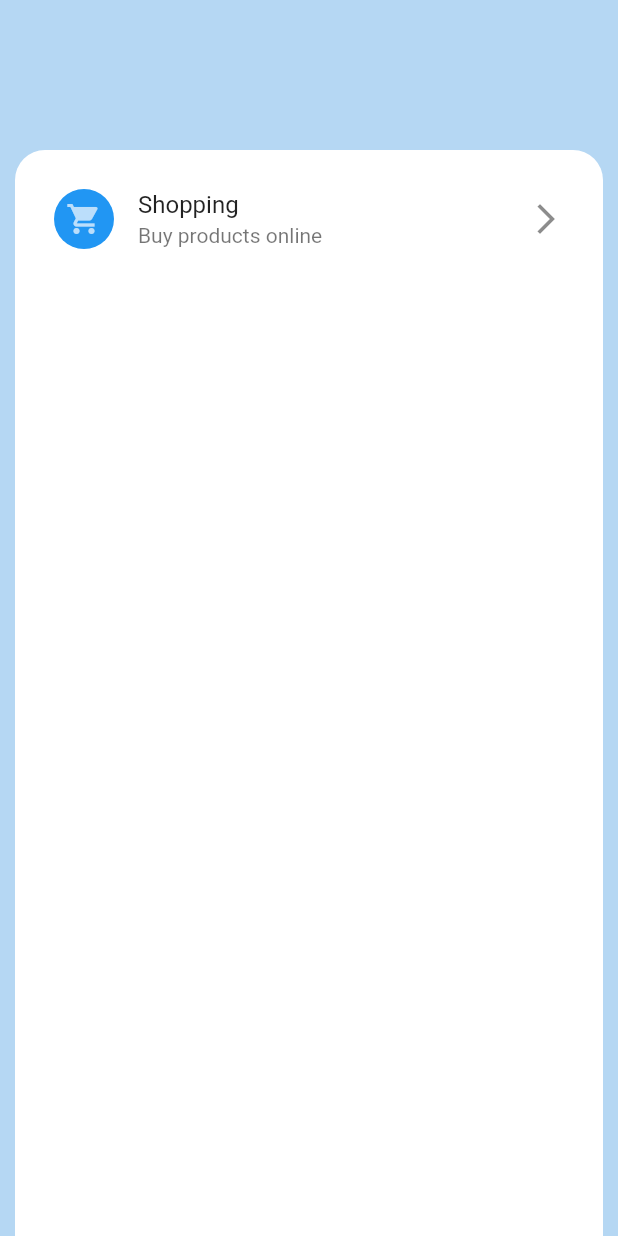
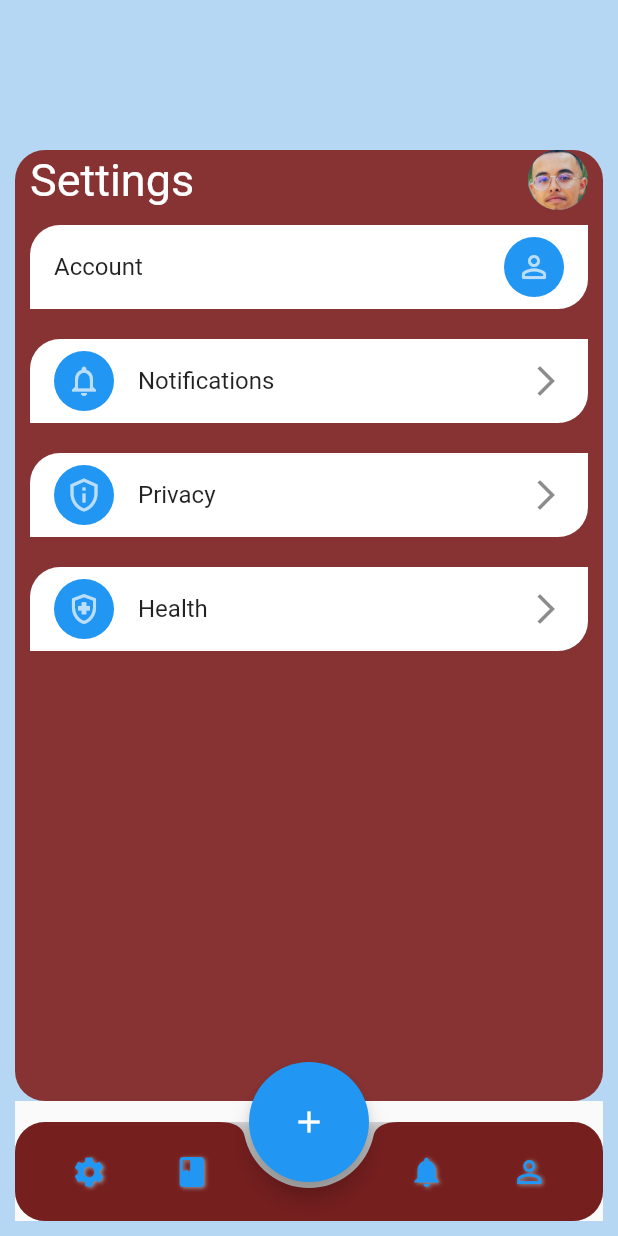
Before and after one commit to octorose/D.one, a Flutter app: the SetteingPage screen opened directly, on a phone screen of 412 x 824 dp. Run offline on Flutter 3.47's test engine with Material 2 defaults, Android fonts, the phone set to English and light mode, and no system bars; our stand-ins replace google_sign_in, local_auth, percent_indicator, shared_preferences; missing offline and left inert: horizontal_center_date_picker, tab_container; accounts and stored records are empty.

Commit message:
setting header

```diff
--- /dev/null
+++ b/lib/Widgets/bottombar2.dart
@@ -0,0 +1,130 @@
+import 'package:flutter/material.dart';
+import 'package:flutter_application_1/screens/add_menu.dart';
+import 'package:flutter_application_1/screens/menu.dart';
+import 'dart:math';
+
+String generateRandomString(int len) {
+  var r = Random();
+  return String.fromCharCodes(
+      List.generate(len, (index) => r.nextInt(33) + 89));
+}
+
+class bottonbar extends StatefulWidget {
+  String? text;
+  bottonbar({Key? key, this.text}) : super(key: key);
+
+  @override
+  State<bottonbar> createState() => _bottonbarState();
+}
+
+class _bottonbarState extends State<bottonbar> {
+  @override
+  void initState() {
+    super.initState();
+  }
+
+  Widget build(BuildContext context) {
+    return Container(
+      margin: EdgeInsets.only(bottom: 10, left: 10.0, right: 10.0),
+      height: 80,
+      width: 80,
+      child: Scaffold(
+        floatingActionButtonLocation: FloatingActionButtonLocation.centerDocked,
+        floatingActionButton: Container(
+          height: 80,
+          width: 80,
+          child: FloatingActionButton(
+            heroTag: generateRandomString(5),
+            // widget.text,
+            onPressed: () {
+              Navigator.push(
+                context,
+                MaterialPageRoute(builder: (context) => add()),
+              );
+            },
+            child: const Icon(Icons.add),
+          ),
+        ),
+        bottomNavigationBar: ClipRRect(
+          borderRadius: BorderRadius.only(
+            topLeft: Radius.circular(20.0),
+            topRight: Radius.circular(20.0),
+            bottomLeft: Radius.circular(20.0),
+            bottomRight: Radius.circular(20.0),
+          ),
+          child: Container(
+            decoration: BoxDecoration(
+              boxShadow: [
+                BoxShadow(
+                  color: Colors.grey.withOpacity(0.5),
+                  spreadRadius: 5,
+                  blurRadius: 7,
+                  offset: const Offset(0, 3), // changes position of shadow
+                ),
+              ],
+            ),
+            child: BottomAppBar(
+              // elevation: 10,
+              shape: CircularNotchedRectangle(),
+              color: Color.fromARGB(255, 118, 31, 31),
+              child: IconTheme(
+                data: IconThemeData(
+                  color: Colors.blue,
+                  shadows: <Shadow>[
+                    Shadow(
+                      offset: Offset(1.0, 1.0),
+                      blurRadius: 3.0,
+                      color: Colors.grey,
+                    ),
+                  ],
+                ),
+                child: Padding(
+                  padding: const EdgeInsets.all(9.0),
+                  child: Row(
+                    mainAxisAlignment: MainAxisAlignment.spaceAround,
+                    children: [
+                      IconButton(
+                        highlightColor: Colors.transparent,
+                        splashColor: Colors.transparent,
+                        onPressed: () {
+                          print("4");
+                        },
+                        icon: const Icon(Icons.settings),
+                      ),
+                      IconButton(
+                        highlightColor: Colors.transparent,
+                        splashColor: Colors.transparent,
+                        onPressed: () {
+                          print("3");
+                        },
+                        icon: const Icon(Icons.book),
+                        padding: EdgeInsets.only(right: 50.0),
+                      ),
+                      IconButton(
+                        highlightColor: Colors.transparent,
+                        splashColor: Colors.transparent,
+                        onPressed: () {
+                          print("2");
+                        },
+                        icon: const Icon(Icons.notifications),
+                        padding: EdgeInsets.only(left: 50.0),
+                      ),
+                      IconButton(
+                        highlightColor: Colors.transparent,
+                        splashColor: Colors.transparent,
+                        onPressed: () {
+                          print("1");
+                        },
+                        icon: const Icon(Icons.person_outline),
+                      ),
+                    ],
+                  ),
+                ),
+              ),
+            ),
+          ),
+        ),
+      ),
+    );
+  }
+}
--- a/lib/screens/Setting.dart
+++ b/lib/screens/Setting.dart
@@ -1,4 +1,5 @@
 import 'package:flutter/material.dart';
+import 'package:flutter_application_1/Widgets/bottombar2.dart';
 
 class SetteingPage extends StatelessWidget {
   @override
@@ -6,14 +7,63 @@ class SetteingPage extends StatelessWidget {
     return Scaffold(
       backgroundColor: Color.fromRGBO(181, 215, 243, 1),
       body: Container(
-        margin: EdgeInsets.only(top: 100.0, left: 10.0, right: 10.0),
+        height: 700,
+        margin: EdgeInsets.only(
+          top: 100.0,
+          left: 10.0,
+          right: 10.0,
+        ),
         decoration: BoxDecoration(
-          color: Colors.white,
+          color: Color.fromARGB(255, 136, 51, 51),
           borderRadius: BorderRadius.only(
-              topLeft: Radius.circular(20.0), topRight: Radius.circular(20.0)),
+            topLeft: Radius.circular(20.0),
+            topRight: Radius.circular(20.0),
+            bottomLeft: Radius.circular(20.0),
+            bottomRight: Radius.circular(20.0),
+          ),
         ),
         child: ListView(
           children: [
+            Row(
+              mainAxisAlignment: MainAxisAlignment.spaceBetween,
+              children: [
+                Container(
+                  margin: EdgeInsets.only(left: 10.0),
+                  child: Text(
+                    'Settings',
+                    style: TextStyle(
+                      fontSize: 30.0,
+                      color: Colors.white,
+                    ),
+                  ),
+                ),
+                Container(
+                  margin: EdgeInsets.only(right: 10.0),
+                  child: CircleAvatar(
+                    backgroundImage: AssetImage('assets/hatim1.jpeg'),
+                  ),
+                ),
+              ],
+            ),
+            Container(
+              margin: EdgeInsets.all(10.0),
+              decoration: BoxDecoration(
+                color: Colors.white,
+                borderRadius: BorderRadius.only(
+                    topLeft: Radius.circular(20.0),
+                    bottomRight: Radius.circular(20.0)),
+              ),
+              child: ListTile(
+                title: Text('Account'),
+                trailing: CircleAvatar(
+                  backgroundColor: Colors.blue,
+                  child: Icon(Icons.person_outline_rounded),
+                ),
+                onTap: () {
+                  // Do something when the ListTile is tapped
+                },
+              ),
+            ),
             Container(
               margin: EdgeInsets.all(10.0),
               decoration: BoxDecoration(
@@ -25,10 +75,49 @@ class SetteingPage extends StatelessWidget {
               child: ListTile(
                 leading: CircleAvatar(
                   backgroundColor: Colors.blue,
-                  child: Icon(Icons.shopping_cart),
+                  child: Icon(Icons.notifications_none_outlined),
                 ),
-                title: Text('Shopping'),
-                subtitle: Text('Buy products online'),
+                title: Text('Notifications'),
+                trailing: Icon(Icons.arrow_forward_ios),
+                onTap: () {
+                  // Do something when the ListTile is tapped
+                },
+              ),
+            ),
+            Container(
+              margin: EdgeInsets.all(10.0),
+              decoration: BoxDecoration(
+                color: Colors.white,
+                borderRadius: BorderRadius.only(
+                    topLeft: Radius.circular(20.0),
+                    bottomRight: Radius.circular(20.0)),
+              ),
+              child: ListTile(
+                leading: CircleAvatar(
+                  backgroundColor: Colors.blue,
+                  child: Icon(Icons.privacy_tip_outlined),
+                ),
+                title: Text('Privacy'),
+                trailing: Icon(Icons.arrow_forward_ios),
+                onTap: () {
+                  // Do something when the ListTile is tapped
+                },
+              ),
+            ),
+            Container(
+              margin: EdgeInsets.all(10.0),
+              decoration: BoxDecoration(
+                color: Colors.white,
+                borderRadius: BorderRadius.only(
+                    topLeft: Radius.circular(20.0),
+                    bottomRight: Radius.circular(20.0)),
+              ),
+              child: ListTile(
+                leading: CircleAvatar(
+                  backgroundColor: Colors.blue,
+                  child: Icon(Icons.health_and_safety_outlined),
+                ),
+                title: Text('Health'),
                 trailing: Icon(Icons.arrow_forward_ios),
                 onTap: () {
                   // Do something when the ListTile is tapped
@@ -38,6 +127,7 @@ class SetteingPage extends StatelessWidget {
           ],
         ),
       ),
+      bottomNavigationBar: bottonbar(),
     );
   }
 }
```
Also changed, not shown: assets/hatim.jpeg (added), assets/hatim1.jpeg (added).
